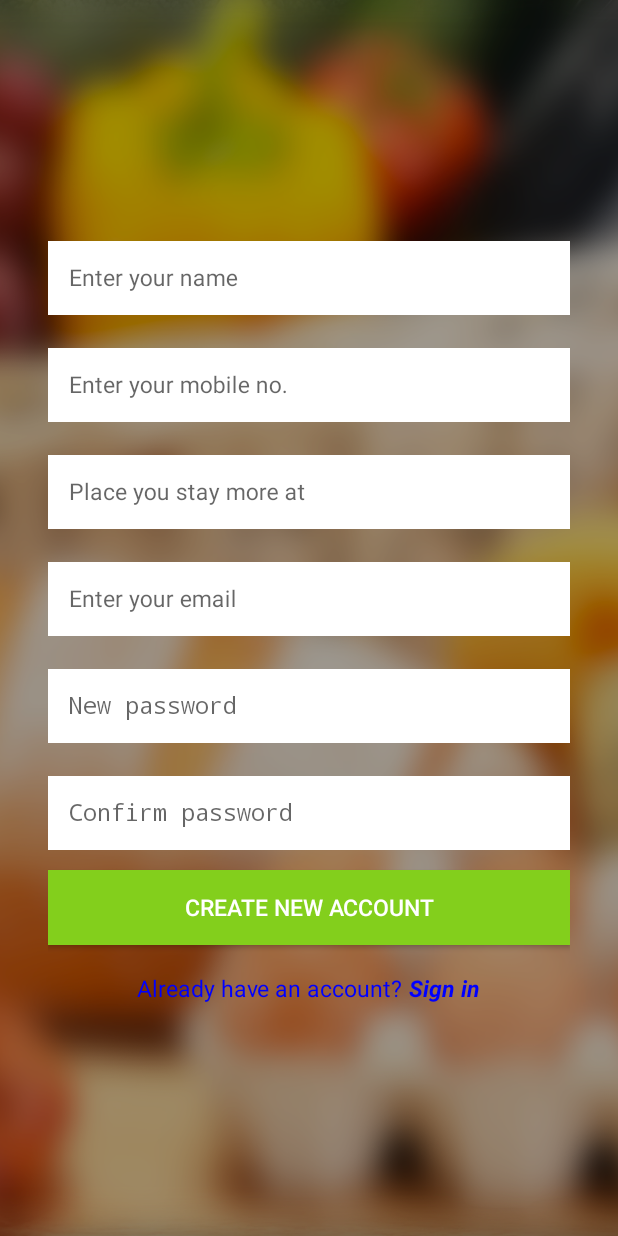
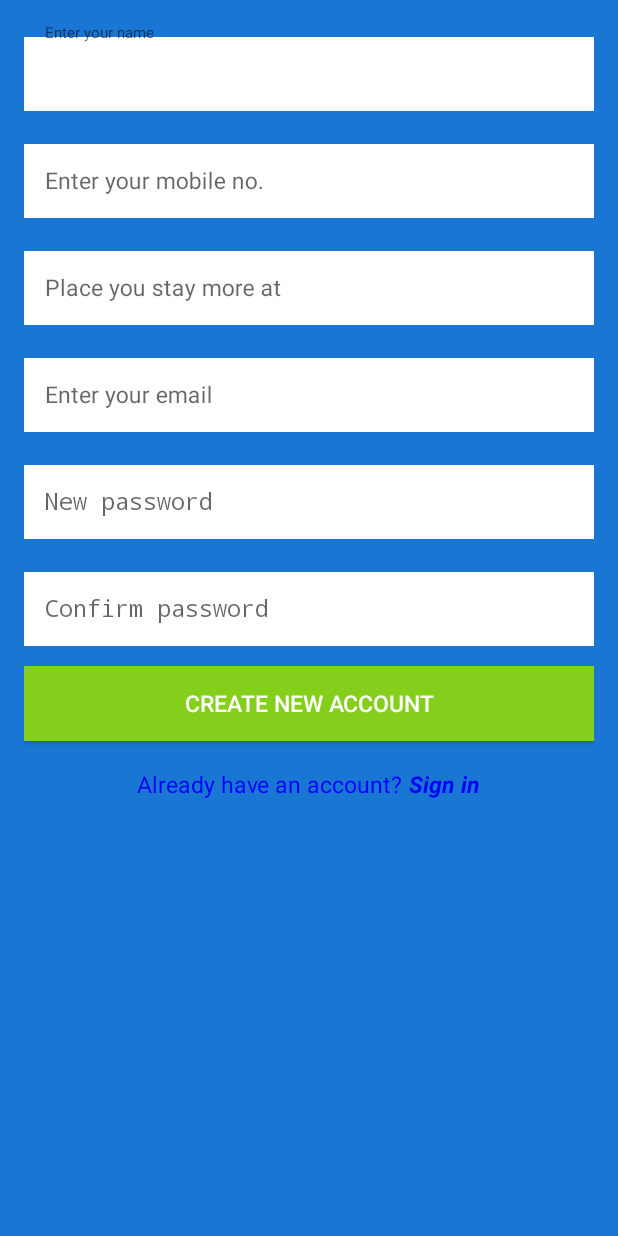
Before and after one commit to ashwinwadte/FoFoLi, an Android app: the CreateAccountActivity screen opened directly, with no data from a screen before it, on a phone screen of 412 x 824 dp. Run offline under Robolectric (Android 15) with nearby library versions, the phone set to English and light mode, and no system bars; libraries missing offline, so code that uses them is left out: com.firebase.client; 3 statements that could not run were skipped.

Commit message:
finished with login and createAccountActivity

```diff
--- a/app/src/main/java/com/waftinc/fofoli/authentication/CreateAccountActivity.java
+++ b/app/src/main/java/com/waftinc/fofoli/authentication/CreateAccountActivity.java
@@ -10,14 +10,15 @@ import android.text.TextUtils;
 import android.util.Patterns;
 import android.view.View;
 import android.widget.EditText;
+import android.widget.LinearLayout;
 import android.widget.ProgressBar;
-import android.widget.RelativeLayout;
 import android.widget.Toast;
 
 import com.fasterxml.jackson.databind.ObjectMapper;
 import com.firebase.client.AuthData;
 import com.firebase.client.Firebase;
 import com.firebase.client.FirebaseError;
+import com.firebase.client.ServerValue;
 import com.waftinc.fofoli.MainActivity;
 import com.waftinc.fofoli.R;
 import com.waftinc.fofoli.model.User;
@@ -36,6 +37,7 @@ public class CreateAccountActivity extends Activity {
 
     EditText etName, etContact, etAddress, etEmail, etNewPassword, etConfirmPassword;
     ProgressBar progressBar;
+    LinearLayout linearLayout;
 
     private Firebase mFirebaseRef;
 
@@ -44,8 +46,8 @@ public class CreateAccountActivity extends Activity {
         super.onCreate(savedInstanceState);
         setContentView(R.layout.activity_create_account);
 
-        RelativeLayout relativeLayout = (RelativeLayout) findViewById(R.id.createAccountLayout);
-        relativeLayout.setBackgroundResource(R.drawable.background_loginscreen);
+//        RelativeLayout relativeLayout = (RelativeLayout) findViewById(R.id.createAccountLayout);
+//        relativeLayout.setBackgroundResource(R.drawable.background_loginscreen);
 
         mFirebaseRef = new Firebase(Constants.FIREBASE_ROOT_URL);
 
@@ -67,6 +69,7 @@ public class CreateAccountActivity extends Activity {
     }
 
     private void initWidgets() {
+        linearLayout = (LinearLayout) findViewById(R.id.linear_layout_create_account_activity);
         etName = (EditText) findViewById(R.id.edit_text_username_create);
         etContact = (EditText) findViewById(R.id.edit_text_mobile_create);
         etAddress = (EditText) findViewById(R.id.edit_text_address_create);
@@ -156,8 +159,12 @@ public class CreateAccountActivity extends Activity {
             // Show a progress spinner, and kick off a background task to
             // perform the user login attempt.
             progressBar.setVisibility(View.VISIBLE);
+            linearLayout.setVisibility(View.GONE);
 
-            final User newUser = new User(mName, mContact, mAddress);
+            HashMap<String, Object> timestampJoined = new HashMap<>();
+            timestampJoined.put(Constants.FIREBASE_PROPERTY_TIMESTAMP, ServerValue.TIMESTAMP);
+
+            final User newUser = new User(mName, mContact, mAddress, timestampJoined);
 
             mFirebaseRef.createUser(mEmail, mNewPassword, new Firebase.ValueResultHandler<Map<String, Object>>() {
                 @Override
@@ -170,6 +177,7 @@ public class CreateAccountActivity extends Activity {
                 @Override
                 public void onError(FirebaseError firebaseError) {
                     progressBar.setVisibility(View.GONE);
+                    linearLayout.setVisibility(View.VISIBLE);
 
                     if (firebaseError.getCode() == FirebaseError.EMAIL_TAKEN) {
                         etEmail.requestFocus();
@@ -190,6 +198,7 @@ public class CreateAccountActivity extends Activity {
             @Override
             public void onAuthenticated(AuthData authData) {
                 progressBar.setVisibility(View.GONE);
+                linearLayout.setVisibility(View.VISIBLE);
 
 //                String userEmail = authData.getProviderData().get("email").toString();
                 String uid = authData.getUid();
--- a/app/src/main/java/com/waftinc/fofoli/model/User.java
+++ b/app/src/main/java/com/waftinc/fofoli/model/User.java
@@ -20,11 +20,11 @@ public class User {
     public User() {
     }
 
-    public User(String name, String contact, String address) {
+    public User(String name, String contact, String address, HashMap<String, Object> timestampJoined) {
         this.name = name;
         this.contact = contact;
         this.address = address;
-        this.timestampJoined.put(Constants.FIREBASE_PROPERTY_TIMESTAMP, ServerValue.TIMESTAMP);
+        this.timestampJoined = timestampJoined;
     }
 
     public String getAddress() {
--- a/app/src/main/res/layout/activity_create_account.xml
+++ b/app/src/main/res/layout/activity_create_account.xml
@@ -1,20 +1,17 @@
 <?xml version="1.0" encoding="utf-8"?>
-<RelativeLayout xmlns:android="http://schemas.android.com/apk/res/android"
+<ScrollView xmlns:android="http://schemas.android.com/apk/res/android"
     xmlns:app="http://schemas.android.com/apk/res-auto"
     xmlns:tools="http://schemas.android.com/tools"
     android:layout_width="match_parent"
     android:layout_height="match_parent"
-    android:id="@+id/createAccountLayout"
-    android:paddingBottom="@dimen/activity_vertical_margin"
-    android:paddingLeft="@dimen/activity_horizontal_margin"
-    android:paddingRight="@dimen/activity_horizontal_margin"
-    android:paddingTop="@dimen/activity_vertical_margin"
+    android:background="#1976d2"
+    android:fillViewport="true"
     tools:context=".authentication.CreateAccountActivity">
 
-    <ScrollView
+    <RelativeLayout
+        android:id="@+id/createAccountLayout"
         android:layout_width="match_parent"
-        android:layout_height="match_parent"
-        android:fillViewport="true">
+        android:layout_height="wrap_content">
 
         <LinearLayout
             android:id="@+id/linear_layout_create_account_activity"
@@ -25,13 +22,9 @@
             android:paddingBottom="@dimen/activity_vertical_margin"
             android:paddingLeft="@dimen/activity_horizontal_margin"
             android:paddingRight="@dimen/activity_horizontal_margin"
-            android:paddingTop="@dimen/activity_vertical_margin">
+            android:paddingTop="@dimen/activity_vertical_margin"
+            android:visibility="visible">
 
-            <LinearLayout
-                android:layout_width="0px"
-                android:layout_height="0px"
-                android:focusable="true"
-                android:focusableInTouchMode="true" />
 
             <android.support.design.widget.TextInputLayout
                 android:id="@+id/til_username_create"
@@ -220,7 +213,7 @@
                     android:text="Sign in" />
             </LinearLayout>
         </LinearLayout>
-    </ScrollView>
+
         <ProgressBar
             android:id="@+id/pbCreate"
             android:layout_width="wrap_content"
@@ -229,5 +222,6 @@
             android:layout_gravity="center"
             android:indeterminate="true"
             android:visibility="gone" />
+    </RelativeLayout>
 
-</RelativeLayout>
+</ScrollView>
```
Also changed, not shown: app/src/main/java/com/waftinc/fofoli/MainActivity.java (+6 -5 lines), app/src/main/java/com/waftinc/fofoli/authentication/LoginActivity.java (+7 -3 lines), app/src/main/res/layout/activity_login.xml (+9 -14 lines). Lines whose indentation alone changed are shown as unchanged.
